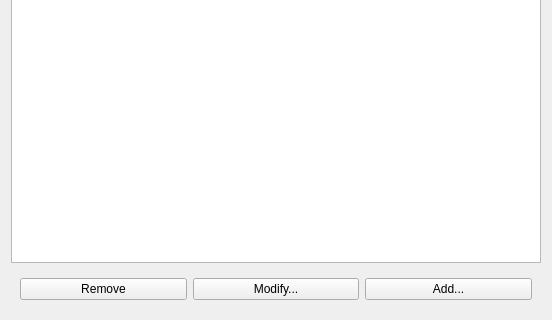
southseact-3d/fcd, file src/Mod/CAM/Gui/Resources/panels/PropertyBag.ui: the form before one commit; both pictures show x 0 to 552 and y 331 to 651 of the 552 by 651 pixel window.
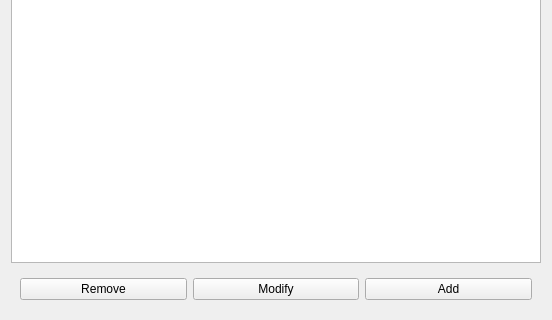
The form after the commit.

Diff of the .ui file:
```diff
--- a/src/Mod/CAM/Gui/Resources/panels/PropertyBag.ui
+++ b/src/Mod/CAM/Gui/Resources/panels/PropertyBag.ui
@@ -52,14 +52,14 @@
       <item>
        <widget class="QPushButton" name="modify">
         <property name="text">
-         <string>Modify...</string>
+         <string>Modify</string>
         </property>
        </widget>
       </item>
       <item>
        <widget class="QPushButton" name="add">
         <property name="text">
-         <string>Add...</string>
+         <string>Add</string>
         </property>
        </widget>
       </item>
```
